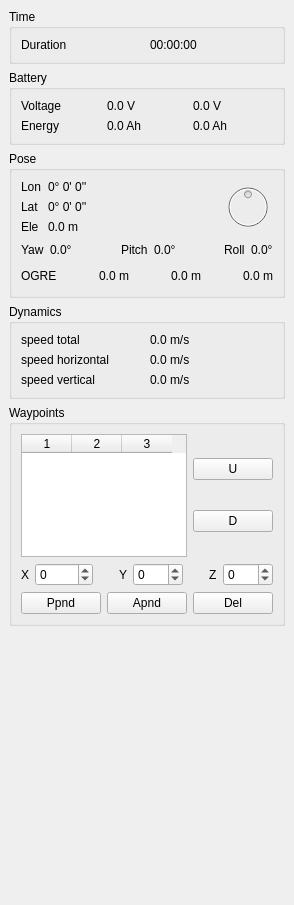
Above: triangulator/controlwidget.ui from wpfhtl/octocopter before the change. Below: the same form after it.
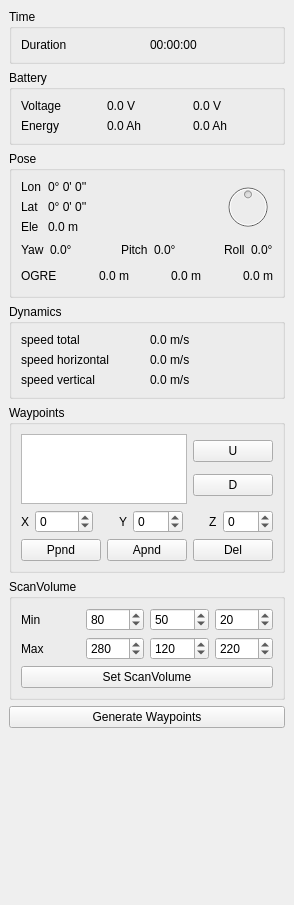
That is the form after the change.

```diff
--- a/triangulator/controlwidget.ui
+++ b/triangulator/controlwidget.ui
@@ -6,7 +6,7 @@
    <rect>
     <x>0</x>
     <y>0</y>
-    <width>245</width>
+    <width>263</width>
     <height>905</height>
    </rect>
   </property>
@@ -14,7 +14,7 @@
    <string>Status</string>
   </property>
   <widget class="QWidget" name="dockWidgetContents">
-   <layout class="QVBoxLayout" name="verticalLayout_4">
+   <layout class="QVBoxLayout" name="verticalLayout_5">
     <item>
      <widget class="QGroupBox" name="groupBox_5">
       <property name="title">
@@ -420,7 +420,7 @@
      </widget>
     </item>
     <item>
-     <widget class="QGroupBox" name="groupBox_2">
+     <widget class="QGroupBox" name="mGroupBoxWayPoints">
       <property name="title">
        <string>Waypoints</string>
       </property>
@@ -460,7 +460,7 @@
             <number>3</number>
            </property>
            <attribute name="horizontalHeaderVisible">
-            <bool>true</bool>
+            <bool>false</bool>
            </attribute>
            <attribute name="horizontalHeaderDefaultSectionSize">
             <number>50</number>
@@ -671,6 +671,147 @@
       </layout>
      </widget>
     </item>
+    <item>
+     <widget class="QGroupBox" name="groupBox_6">
+      <property name="title">
+       <string>ScanVolume</string>
+      </property>
+      <layout class="QVBoxLayout" name="verticalLayout_4">
+       <item>
+        <layout class="QHBoxLayout" name="horizontalLayout_7">
+         <item>
+          <widget class="QLabel" name="label_17">
+           <property name="text">
+            <string>Min</string>
+           </property>
+          </widget>
+         </item>
+         <item>
+          <widget class="QDoubleSpinBox" name="mSpinBoxScanVolumeMinX">
+           <property name="decimals">
+            <number>0</number>
+           </property>
+           <property name="minimum">
+            <double>-1000.000000000000000</double>
+           </property>
+           <property name="maximum">
+            <double>1000.000000000000000</double>
+           </property>
+           <property name="value">
+            <double>80.000000000000000</double>
+           </property>
+          </widget>
+         </item>
+         <item>
+          <widget class="QDoubleSpinBox" name="mSpinBoxScanVolumeMinY">
+           <property name="decimals">
+            <number>0</number>
+           </property>
+           <property name="minimum">
+            <double>-1000.000000000000000</double>
+           </property>
+           <property name="maximum">
+            <double>1000.000000000000000</double>
+           </property>
+           <property name="value">
+            <double>50.000000000000000</double>
+           </property>
+          </widget>
+         </item>
+         <item>
+          <widget class="QDoubleSpinBox" name="mSpinBoxScanVolumeMinZ">
+           <property name="decimals">
+            <number>0</number>
+           </property>
+           <property name="minimum">
+            <double>-1000.000000000000000</double>
+           </property>
+           <property name="maximum">
+            <double>1000.000000000000000</double>
+           </property>
+           <property name="value">
+            <double>20.000000000000000</double>
+           </property>
+          </widget>
+         </item>
+        </layout>
+       </item>
+       <item>
+        <layout class="QHBoxLayout" name="horizontalLayout_8">
+         <item>
+          <widget class="QLabel" name="label_18">
+           <property name="text">
+            <string>Max</string>
+           </property>
+          </widget>
+         </item>
+         <item>
+          <widget class="QDoubleSpinBox" name="mSpinBoxScanVolumeMaxX">
+           <property name="decimals">
+            <number>0</number>
+           </property>
+           <property name="minimum">
+            <double>-1000.000000000000000</double>
+           </property>
+           <property name="maximum">
+            <double>1000.000000000000000</double>
+           </property>
+           <property name="value">
+            <double>280.000000000000000</double>
+           </property>
+          </widget>
+         </item>
+         <item>
+          <widget class="QDoubleSpinBox" name="mSpinBoxScanVolumeMaxY">
+           <property name="decimals">
+            <number>0</number>
+           </property>
+           <property name="minimum">
+            <double>-1000.000000000000000</double>
+           </property>
+           <property name="maximum">
+            <double>1000.000000000000000</double>
+           </property>
+           <property name="value">
+            <double>120.000000000000000</double>
+           </property>
+          </widget>
+         </item>
+         <item>
+          <widget class="QDoubleSpinBox" name="mSpinBoxScanVolumeMaxZ">
+           <property name="decimals">
+            <number>0</number>
+           </property>
+           <property name="minimum">
+            <double>-1000.000000000000000</double>
+           </property>
+           <property name="maximum">
+            <double>1000.000000000000000</double>
+           </property>
+           <property name="value">
+            <double>220.000000000000000</double>
+           </property>
+          </widget>
+         </item>
+        </layout>
+       </item>
+       <item>
+        <widget class="QPushButton" name="mBtnSetScanVolume">
+         <property name="text">
+          <string>Set ScanVolume</string>
+         </property>
+        </widget>
+       </item>
+      </layout>
+     </widget>
+    </item>
+    <item>
+     <widget class="QPushButton" name="mBtnGenerateWaypoints">
+      <property name="text">
+       <string>Generate Waypoints</string>
+      </property>
+     </widget>
+    </item>
     <item>
      <spacer name="verticalSpacer">
       <property name="orientation">
```
